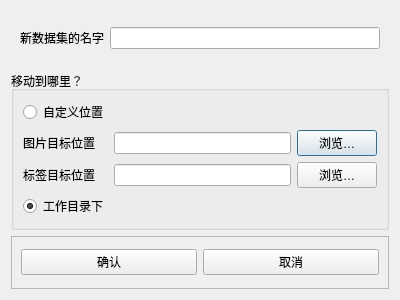
Qt form Ui/copy_dataset_dialog.ui (yan-xiaoo/DatasetGUI) before a commit.
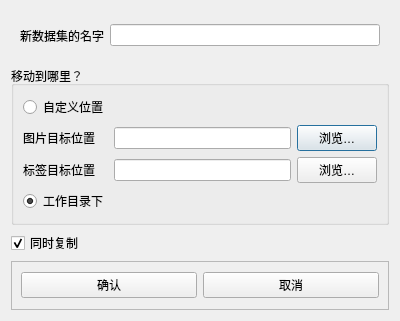
The same form after that commit.

Commit message: 完成复制训练/验证集的支持

What changed in the file:
```diff
--- a/Ui/copy_dataset_dialog.ui
+++ b/Ui/copy_dataset_dialog.ui
@@ -7,7 +7,7 @@
     <x>0</x>
     <y>0</y>
     <width>400</width>
-    <height>300</height>
+    <height>321</height>
    </rect>
   </property>
   <property name="windowTitle">
@@ -96,6 +96,16 @@
      </layout>
     </widget>
    </item>
+   <item>
+    <widget class="QCheckBox" name="copyMergeBox">
+     <property name="text">
+      <string>同时复制</string>
+     </property>
+     <property name="checked">
+      <bool>true</bool>
+     </property>
+    </widget>
+   </item>
    <item>
     <widget class="QFrame" name="frame_2">
      <property name="frameShape">
```
The commit also changes 4 other files.
